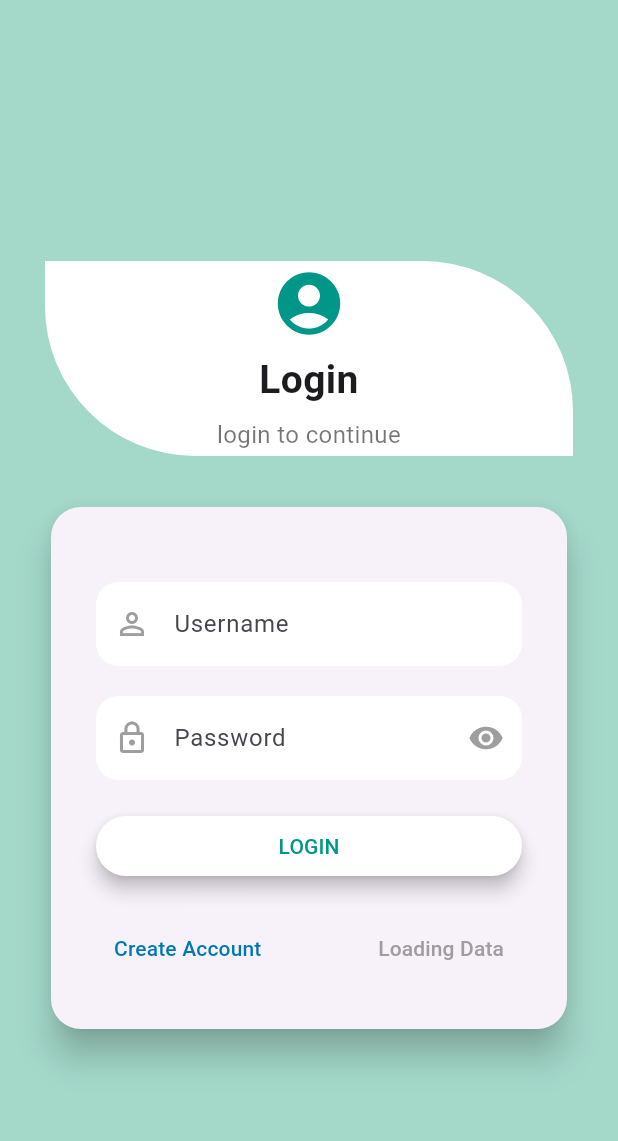
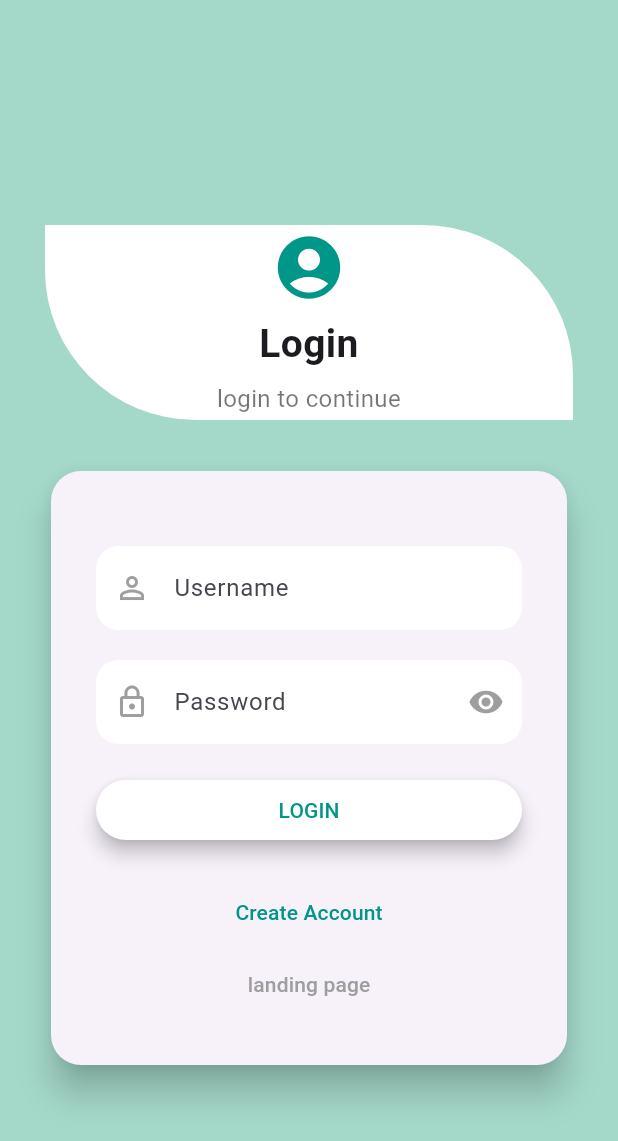
Before and after one commit to SanaaObied/mazadco_auction-, a Flutter app: the LoginPage screen opened directly, on a phone screen of 412 x 824 dp. Shown: the top 1141 px of the screen. Run offline on Flutter 3.47's test engine with Material 3 defaults, Android fonts, the phone set to English and light mode, and no system bars; our stand-ins replace awesome_notifications, flutter_dotenv, image_picker; missing offline and left inert: googleapis, mailer.

Commit message:
Update main.dart

```diff
--- a/lib/main.dart
+++ b/lib/main.dart
@@ -316,8 +316,8 @@
 
                         const SizedBox(height: 20),
 
-                        Row(
-                          mainAxisAlignment: MainAxisAlignment.spaceBetween,
+                        Column(
+                          crossAxisAlignment: CrossAxisAlignment.stretch,
                           children: [
                             TextButton(
                               onPressed: () {
@@ -331,7 +331,7 @@
                               },
                               child: const Text(
                                 'Create Account',
-                                style: TextStyle(color: Color(0xff0077b6)),
+                                style: TextStyle(color: Colors.teal),
                               ),
                             ),
                             TextButton(
@@ -340,19 +340,17 @@
                                   context,
                                   MaterialPageRoute(
                                     builder:
-                                        (context) => MazadcoApp(
-                                      ipAddress: Session.userId!,
-                                    ),
+                                        (context) => MazadcoApp(ipAddress: 0),
                                   ),
                                 );
                               },
                               child: const Text(
-                                'Loading Data',
+                                'landing page',
                                 style: TextStyle(color: Colors.grey),
                               ),
                             ),
                           ],
-                        ),
+                        )
                       ],
                     ),
                   ),
```
